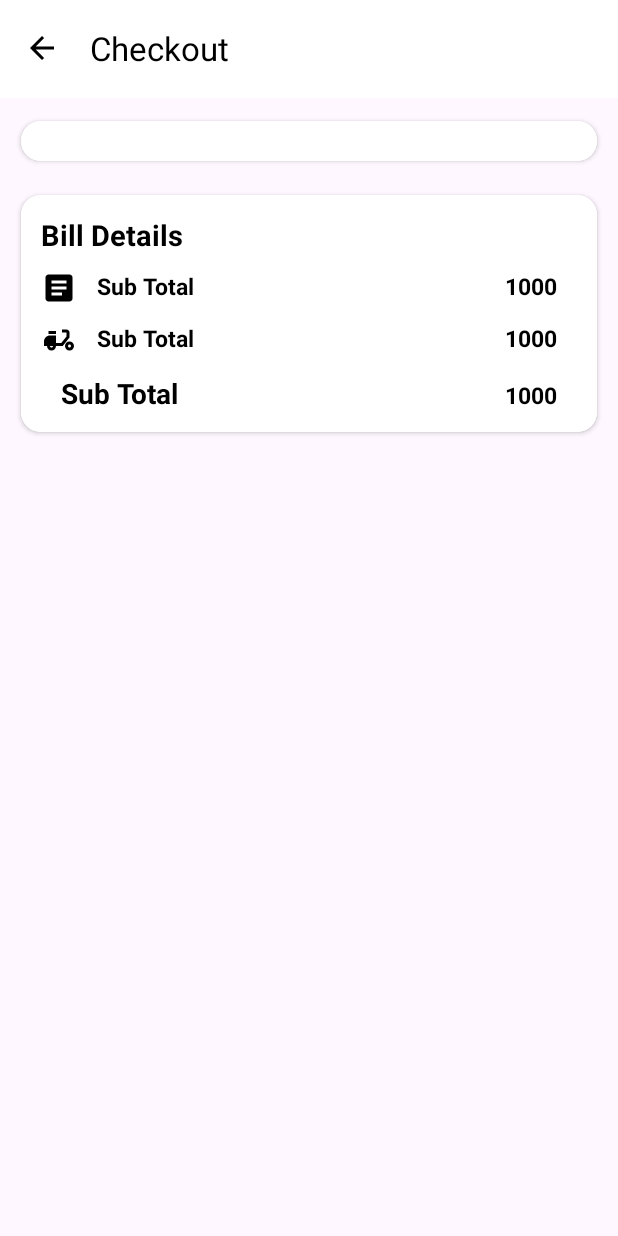
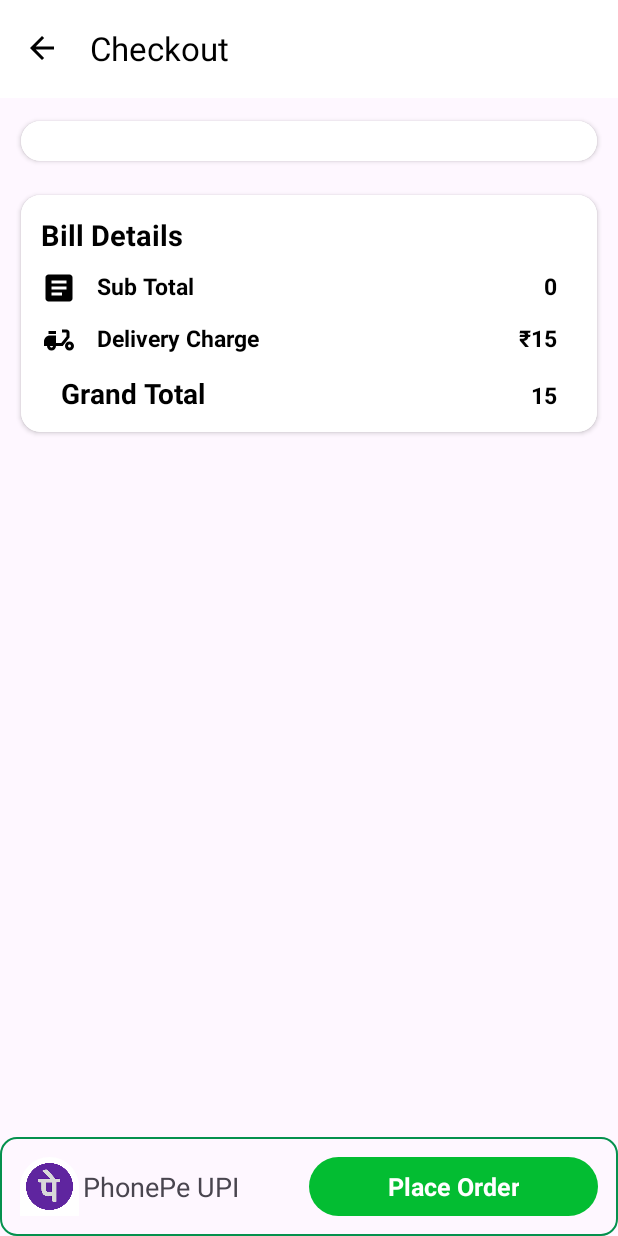
Before and after one commit to iampranshu2003/Blink, an Android app: the OrderPlaceActivity screen opened directly, with no data from a screen before it, on a phone screen of 412 x 824 dp. Run offline under Robolectric (Android 15) with nearby library versions, the phone set to English and light mode, and no system bars; our stand-ins replace Firebase (no records; nobody signed in at launch, a user with empty details on screens opened directly), Room's generated code.

Commit message:
completed bill functionality in cart

```diff
--- a/ecommerce-app/user-app/app/src/main/java/com/example/myapplication/activity/OrderPlaceActivity.kt
+++ b/ecommerce-app/user-app/app/src/main/java/com/example/myapplication/activity/OrderPlaceActivity.kt
@@ -1,12 +1,77 @@
 package com.example.myapplication.activity
 
+import android.content.Intent
+import android.os.Build
 import androidx.appcompat.app.AppCompatActivity
 import android.os.Bundle
+import android.view.View
+import androidx.activity.viewModels
+import androidx.core.content.ContentProviderCompat.requireContext
+import androidx.core.content.ContextCompat
 import com.example.myapplication.R
+import com.example.myapplication.adapters.AdapterCartProducts
+import com.example.myapplication.databinding.ActivityOrderPlaceBinding
+import com.example.myapplication.viewmodels.UserViewModel
 
 class OrderPlaceActivity : AppCompatActivity() {
+    private lateinit var binding: ActivityOrderPlaceBinding
+    private val viewModel: UserViewModel by viewModels()
+    private lateinit var adapterCartProducts: AdapterCartProducts
+
     override fun onCreate(savedInstanceState: Bundle?) {
         super.onCreate(savedInstanceState)
-        setContentView(R.layout.activity_order_place)
+        binding = ActivityOrderPlaceBinding.inflate(layoutInflater)
+        setContentView(binding.root)
+        setStatusBars()
+        backToUserMainActivity()
+
+        getAllCartProducts()
     }
+
+    private fun backToUserMainActivity() {
+        binding.tbOrderFragment.setNavigationOnClickListener {
+            startActivity(Intent(this, UsersMainActivity::class.java))
+            finish()
+        }
+    }
+
+    private fun getAllCartProducts() {
+        val viewModel: UserViewModel by viewModels()
+        viewModel.getAll().observe(this) { cartProductList ->
+            adapterCartProducts = AdapterCartProducts()
+
+            binding.rvCartProducts.adapter = adapterCartProducts
+            adapterCartProducts.differ.submitList(cartProductList)
+
+            var totalPrice = 0
+            for (products in cartProductList) {
+                var price = products.productPrice?.substring(1)?.toInt()
+                var itemCount = products.productCount!!
+
+                totalPrice += (price?.times(itemCount)!!)
+
+            }
+
+            binding.tvSubTotal.text = totalPrice.toString()
+
+            if (totalPrice < 200) {
+                binding.tvDeliveryCharge.text = "₹15"
+                totalPrice += 15
+
+            }
+
+            binding.tvGrandTotal.text = totalPrice.toString()
+        }
+    }
+    //changing colour of status bar2
+    private fun setStatusBars(){
+        window?.apply {
+            val statusBarColors = ContextCompat.getColor(this@OrderPlaceActivity, R.color.yellow)
+            statusBarColor = statusBarColors
+            if (Build.VERSION.SDK_INT >= Build.VERSION_CODES.M) {
+                decorView.systemUiVisibility = View.SYSTEM_UI_FLAG_LIGHT_STATUS_BAR
+            }
+        }
+    }
+
 }
--- a/ecommerce-app/user-app/app/src/main/java/com/example/myapplication/activity/UsersMainActivity.kt
+++ b/ecommerce-app/user-app/app/src/main/java/com/example/myapplication/activity/UsersMainActivity.kt
@@ -61,7 +61,9 @@ class UsersMainActivity : AppCompatActivity(), Cartlistener {
             bs.setContentView(bsCartProductsBinding.root)
 
             bsCartProductsBinding.tvProductCount.text = binding.tvProductCount.text
-
+            bsCartProductsBinding.btnNext.setOnClickListener {
+                startActivity(Intent(this, OrderPlaceActivity::class.java))
+            }
             adapterCartProducts = AdapterCartProducts()
             bsCartProductsBinding.rvProductsItems.adapter = adapterCartProducts
             adapterCartProducts.differ.submitList(cartProductList)
--- a/ecommerce-app/user-app/app/src/main/res/layout/activity_order_place.xml
+++ b/ecommerce-app/user-app/app/src/main/res/layout/activity_order_place.xml
@@ -109,7 +109,7 @@
                         android:id="@+id/tvSubTotal"
                         android:layout_width="wrap_content"
                         android:layout_height="wrap_content"
-                        android:text="1000"
+                        android:text="0"
                         android:layout_marginEnd="13dp"
                         android:textSize="15.60sp"
                         android:textStyle="bold"
@@ -133,7 +133,7 @@
                     <TextView
                         android:layout_width="wrap_content"
                         android:layout_height="wrap_content"
-                        android:text="Sub Total"
+                        android:text="Delivery Charge"
                         android:textSize="15.60sp"
                         android:textStyle="bold"
                         android:layout_marginStart="13.00dp"
@@ -143,7 +143,7 @@
                         android:id="@+id/tvDeliveryCharge"
                         android:layout_width="wrap_content"
                         android:layout_height="wrap_content"
-                        android:text="1000"
+                        android:text="Free"
                         android:layout_marginEnd="13dp"
                         android:textSize="15.60sp"
                         android:textStyle="bold"
@@ -162,7 +162,7 @@
                     <TextView
                         android:layout_width="wrap_content"
                         android:layout_height="wrap_content"
-                        android:text="Sub Total"
+                        android:text="Grand Total"
                         android:textSize="18.60sp"
                         android:textStyle="bold"
                         android:layout_marginStart="13.00dp"
@@ -172,7 +172,7 @@
                         android:id="@+id/tvGrandTotal"
                         android:layout_width="wrap_content"
                         android:layout_height="wrap_content"
-                        android:text="1000"
+                        android:text="0"
                         android:layout_marginEnd="13dp"
                         android:textSize="15.60sp"
                         android:textStyle="bold"
@@ -188,6 +188,70 @@
 
     </androidx.cardview.widget.CardView>
 
+    <LinearLayout
+        android:layout_width="match_parent"
+        android:layout_height="wrap_content"
+        android:id="@+id/llCart"
+        android:layout_gravity="bottom|center"
+        android:background="@drawable/bg_cart"
+        android:padding="13dp"
+        android:visibility="visible"
+        android:weightSum="1"
+        app:layout_constraintBottom_toBottomOf="parent"
+        app:layout_constraintEnd_toEndOf="parent"
+        app:layout_constraintStart_toStartOf="parent"
+        >
+        <LinearLayout
+            android:layout_width="match_parent"
+            android:layout_height="wrap_content"
+            android:layout_weight="0.5"
+            android:orientation="horizontal"
+            android:id="@+id/llcart">
+            <ImageView
+                android:layout_width="39dp"
+                android:layout_height="39dp"
+                android:src="@drawable/phonepay"
+                android:padding="3.90dp"
+                android:background="@drawable/bg_bottom_sheet"
+                android:id="@+id/ivProductimage"/>
+
+            <TextView
+                android:layout_width="wrap_content"
+                android:layout_height="wrap_content"
+                android:layout_marginStart="2.60dp"
+                android:text="PhonePe UPI"
+                android:layout_gravity="center"
+                android:textSize="18.20sp"/>
+        </LinearLayout>
+        <LinearLayout
+            android:layout_width="match_parent"
+            android:layout_height="match_parent"
+            android:background="@drawable/bg_product_count"
+            android:layout_weight="0.5"
+            android:gravity="center"
+            android:orientation="horizontal"
+            android:id="@+id/btnNext">
+            <TextView
+                android:layout_width="wrap_content"
+                android:layout_height="wrap_content"
+                android:text="Place Order"
+                android:textColor="@color/white"
+                android:textStyle="bold"
+                android:gravity="center"
+                android:id="@+id/tvAdd"
+                android:textSize="16.90sp"/>
+
+        </LinearLayout>
+
+
+
+
+
+
+    </LinearLayout>
+
+
+
 
 
 
```
Also changed, not shown: ecommerce-app/user-app/app/src/main/res/drawable/phonepay.png (added).
